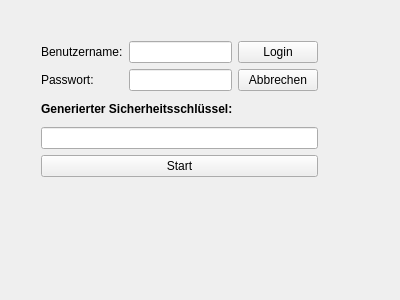
Old version of the form src/login.ui in the repository hsBoyz/MiniLockSync.
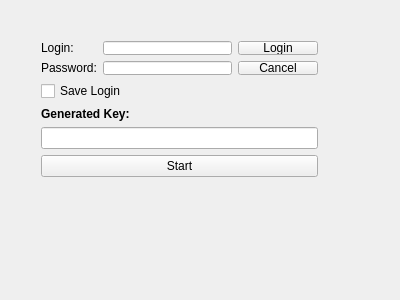
New version of the form.

What changed in the file:
```diff
--- a/src/login.ui
+++ b/src/login.ui
@@ -23,6 +23,21 @@
     </rect>
    </property>
    <layout class="QGridLayout" name="gridLayout_3">
+    <item row="2" column="0">
+     <widget class="QLabel" name="label3">
+      <property name="font">
+       <font>
+        <weight>75</weight>
+        <italic>false</italic>
+        <bold>true</bold>
+        <underline>false</underline>
+       </font>
+      </property>
+      <property name="text">
+       <string>Generated Key:</string>
+      </property>
+     </widget>
+    </item>
     <item row="0" column="0">
      <layout class="QGridLayout" name="gridLayout_2">
       <item row="0" column="0">
@@ -33,27 +48,21 @@
         <item row="0" column="0">
          <widget class="QLabel" name="label1">
           <property name="text">
-           <string>Benutzername:</string>
-          </property>
-         </widget>
-        </item>
-        <item row="1" column="2">
-         <widget class="QPushButton" name="cancelButton">
-          <property name="text">
-           <string>Abbrechen</string>
-          </property>
-          <property name="autoDefault">
-           <bool>true</bool>
+           <string>Login:</string>
           </property>
          </widget>
         </item>
         <item row="1" column="1">
-         <widget class="QLineEdit" name="passwdLineEdit"/>
+         <widget class="QLineEdit" name="passwdLineEdit">
+          <property name="echoMode">
+           <enum>QLineEdit::Password</enum>
+          </property>
+         </widget>
         </item>
         <item row="1" column="0">
          <widget class="QLabel" name="label_2">
           <property name="text">
-           <string>Passwort:</string>
+           <string>Password:</string>
           </property>
          </widget>
         </item>
@@ -67,29 +76,21 @@
           </property>
          </widget>
         </item>
+        <item row="1" column="2">
+         <widget class="QPushButton" name="cancelButton">
+          <property name="text">
+           <string>Cancel</string>
+          </property>
+         </widget>
+        </item>
        </layout>
       </item>
      </layout>
     </item>
-    <item row="1" column="0">
-     <widget class="QLabel" name="label3">
-      <property name="font">
-       <font>
-        <weight>75</weight>
-        <italic>false</italic>
-        <bold>true</bold>
-        <underline>false</underline>
-       </font>
-      </property>
-      <property name="text">
-       <string>Generierter Sicherheitsschlüssel:</string>
-      </property>
-     </widget>
-    </item>
-    <item row="2" column="0">
-     <widget class="QLineEdit" name="yourIdLineEdit"/>
-    </item>
     <item row="3" column="0">
+     <widget class="QLineEdit" name="yourIdLineEdit"/>
+    </item>
+    <item row="4" column="0">
      <widget class="QPushButton" name="startButton">
       <property name="text">
        <string>Start</string>
@@ -99,6 +100,13 @@
       </property>
      </widget>
     </item>
+    <item row="1" column="0">
+     <widget class="QCheckBox" name="saveLogin">
+      <property name="text">
+       <string>Save Login</string>
+      </property>
+     </widget>
+    </item>
    </layout>
   </widget>
  </widget>
```
Left out of the diff: 99 changed lines with no effect on the pictures.
